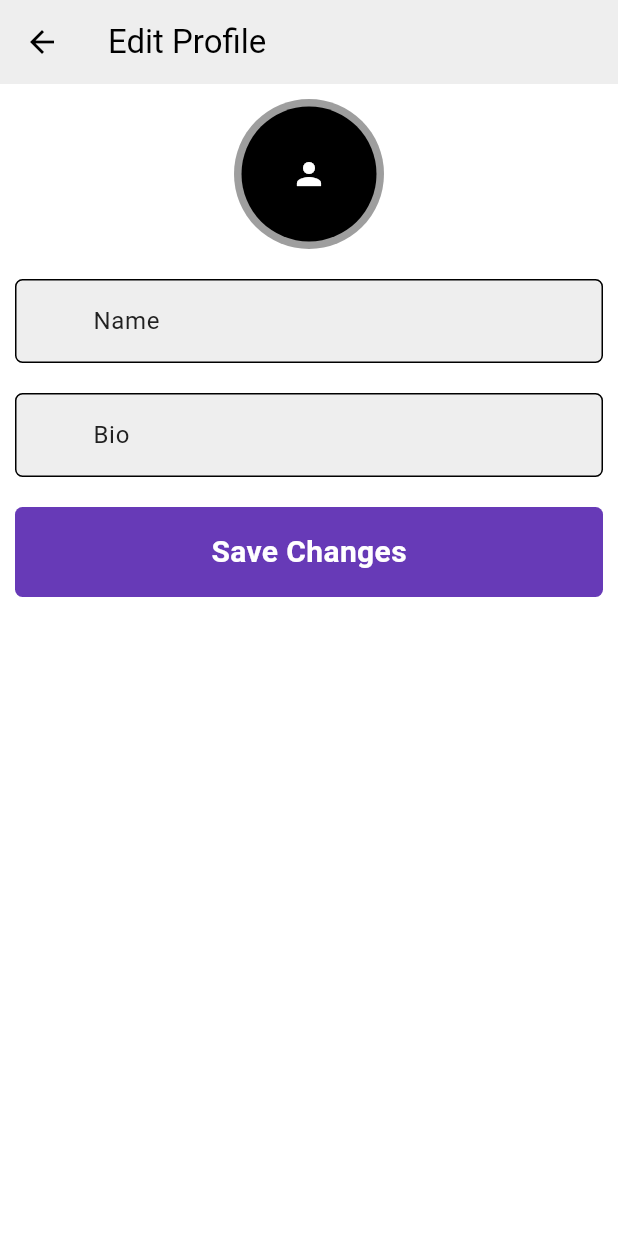
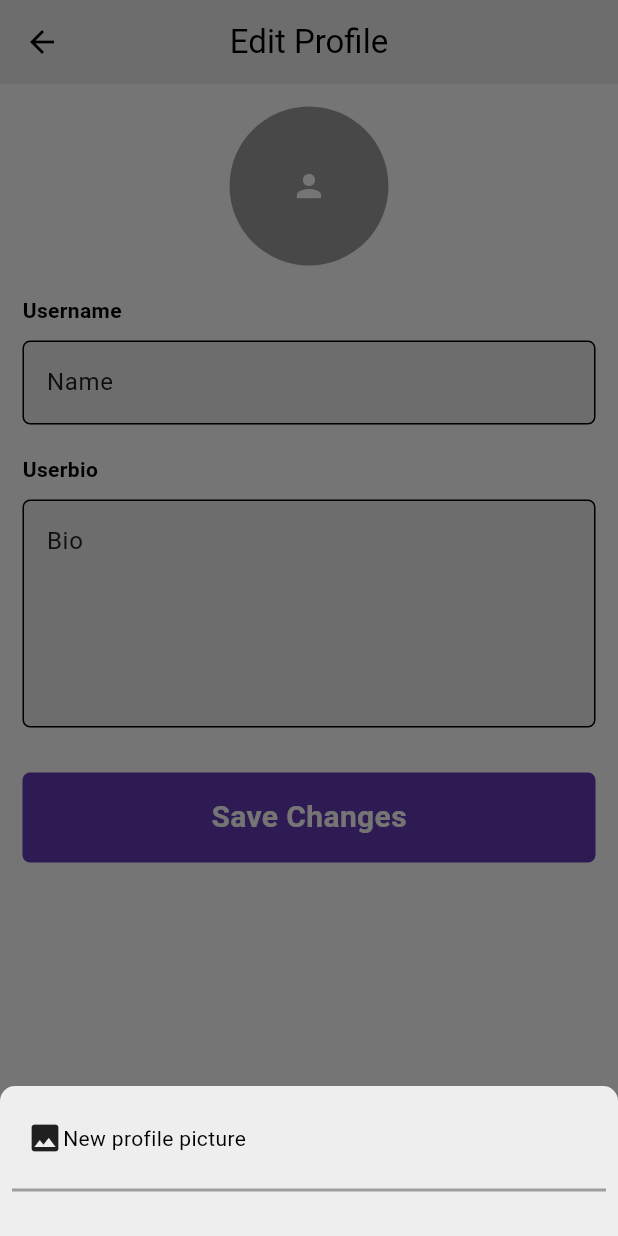
Before and after one commit to praveen0075/snaploop_, a Flutter app: the EditProfilePage screen opened directly with empty values, after a tap on the "person" icon, on a phone screen of 412 x 824 dp. Run offline on Flutter 3.47's test engine with Material 3 defaults, Android fonts, the phone set to English and light mode, and no system bars; our stand-ins replace cloud_firestore, equatable, file_picker, firebase_auth, firebase_core, flutter_bloc and 1 more; accounts and stored records are empty; generated files the repository leaves out were written again.

Commit message:
profile page is completed -, edit profile page UI is completed (profile pic but pending)

```diff
--- a/lib/core/components/custom_textformfield.dart
+++ b/lib/core/components/custom_textformfield.dart
@@ -1,4 +1,3 @@
-
 import 'package:flutter/material.dart';
 
 class CustomeTextformfield extends StatefulWidget {
@@ -11,7 +10,9 @@ class CustomeTextformfield extends StatefulWidget {
     this.filledColor,
     this.labetTxt,
     this.validator,
-    this.suffixIcon
+    this.suffixIcon,
+    this.minLine,
+    this.maxLine,
   });
 
   final TextEditingController txtController;
@@ -22,6 +23,8 @@ class CustomeTextformfield extends StatefulWidget {
   final String? labetTxt;
   final String? Function(String?)? validator;
   final IconData? suffixIcon;
+  final int? minLine;
+  final int? maxLine;
 
   @override
   State<CustomeTextformfield> createState() => _CustomeTextformfieldState();
@@ -36,6 +39,8 @@ class _CustomeTextformfieldState extends State<CustomeTextformfield> {
       controller: widget.txtController,
       validator: widget.validator,
       obscureText: false,
+      minLines: widget.minLine,
+      maxLines: widget.maxLine,
       decoration: InputDecoration(
         focusedBorder: OutlineInputBorder(
           borderRadius: BorderRadius.circular(5),
@@ -51,10 +56,13 @@ class _CustomeTextformfieldState extends State<CustomeTextformfield> {
         ),
         filled: true,
         fillColor: widget.filledColor,
-        prefixIcon: Icon(
+        prefixIcon:
+            widget.prefixIcon != null
+                ? Icon(
                   widget.prefixIcon,
                   color: Theme.of(context).colorScheme.inversePrimary,
-        ),
+                )
+                : null,
         // suffixIcon: widget.suffixIcon != null ? IconButton(
         //   onPressed: () {
         //     setState(() {
--- a/lib/core/helpers/supabase_storagehelper.dart
+++ b/lib/core/helpers/supabase_storagehelper.dart
@@ -6,10 +6,10 @@ import 'package:supabase_flutter/supabase_flutter.dart';
 class SupabaseStoragehelper {
   final SupabaseClient _client = Supabase.instance.client;
 
-  Future<String?> upLoadImageToSupaStore(File filePath, String folder) async {
+  Future<String?> upLoadImageToSupaStore(File? filePath, String folder) async {
 
     try {
-      if(filePath.path != ""){
+      if(filePath!.path != ""){
       final filename =
           DateTime.now().millisecondsSinceEpoch.toString();
       final path = "$folder/$filename";
--- a/lib/features/profile/presentation/pages/edit_profile_page.dart
+++ b/lib/features/profile/presentation/pages/edit_profile_page.dart
@@ -1,7 +1,9 @@
+import 'dart:developer';
 import 'dart:io';
 import 'package:file_picker/file_picker.dart';
 import 'package:flutter/material.dart';
 import 'package:flutter_bloc/flutter_bloc.dart';
+import 'package:snap_loop/core/components/custom_delete_showdialog.dart';
 import 'package:snap_loop/core/constants/ksizedboxes.dart';
 import 'package:snap_loop/core/components/custom_button.dart';
 import 'package:snap_loop/core/components/custom_textformfield.dart';
@@ -39,15 +41,83 @@ class _EditProfilePageState extends State<EditProfilePage> {
   }
 
   void onSaveChanges() {
+    log("button clicked");
     context.read<ProfileBloc>().add(
       UpdateUserProfile(
         widget.user!.userid,
         bioController.text,
         nameController.text,
-        _selectedProfilePic != null
-            ? _selectedProfilePic!
-            : File(widget.user!.profilePicUrl!)
+        _selectedProfilePic!
       ),
+    );
+  }
+
+  void openBottomSheetForProfilePic() {
+    showModalBottomSheet(
+      shape: const RoundedRectangleBorder(
+        borderRadius: BorderRadius.only(
+          topLeft: Radius.circular(10.0),
+          topRight: Radius.circular(10.0),
+        ),
+      ),
+      context: context,
+      builder: (context) {
+        return SizedBox(
+          height: 100,
+          child: Center(
+            child: Padding(
+              padding: const EdgeInsets.all(8.0),
+              child: Column(
+                mainAxisAlignment: MainAxisAlignment.spaceEvenly,
+                children: [
+                  GestureDetector(
+                    onTap: () {
+                      pickTheImage();
+                      Navigator.pop(context);
+                    },
+                    child: Row(
+                      children: [
+                        kw10,
+                        Icon(Icons.image),
+                        Text("New profile picture"),
+                      ],
+                    ),
+                  ),
+                  Divider(thickness: 2, color: Colors.grey),
+                  if (widget.user!.profilePicUrl != null &&
+                      widget.user!.profilePicUrl != "" &&
+                      widget.user!.profilePicUrl!.isNotEmpty)
+                    GestureDetector(
+                      onTap: () {
+                        deleteShowDialog(
+                          context: context,
+                          onPressed: () {
+                            setState(() {
+                              _selectedProfilePic = null;
+                            });
+
+                            // widget.user?.profilePicUrl = "";
+                            Navigator.pop(context);
+                          },
+                        );
+                      },
+                      child: Row(
+                        children: [
+                          kw10,
+                          Icon(Icons.delete, color: Colors.red),
+                          Text(
+                            "Remove Profile picture",
+                            style: TextStyle(color: Colors.red),
+                          ),
+                        ],
+                      ),
+                    ),
+                ],
+              ),
+            ),
+          ),
+        );
+      },
     );
   }
 
@@ -56,7 +126,7 @@ class _EditProfilePageState extends State<EditProfilePage> {
     nameController.text = widget.user!.userName ?? "";
     bioController.text = widget.user!.userBio ?? "";
     return Scaffold(
-      appBar: AppBar(title: Text("Edit Profile")),
+      appBar: AppBar(title: Text("Edit Profile"), centerTitle: true),
       body: BlocConsumer<ProfileBloc, ProfileState>(
         listener: (context, state) {
           if (state is UserProfileUserDetailsLoadedState) {
@@ -68,19 +138,24 @@ class _EditProfilePageState extends State<EditProfilePage> {
             return Center(child: CircularProgressIndicator());
           }
           return Padding(
-            padding: const EdgeInsets.all(10),
+            padding: const EdgeInsets.all(15),
+            child: SingleChildScrollView(
               child: Column(
+                crossAxisAlignment: CrossAxisAlignment.start,
+                children: [
+                  Row(
+                    mainAxisAlignment: MainAxisAlignment.center,
                     children: [
                       GestureDetector(
-                  onTap: pickTheImage,
+                        onTap: () => openBottomSheetForProfilePic(),
                         child: CircleAvatar(
-                    radius: 50,
+                          radius: 53,
                           backgroundColor: Colors.grey,
                           child:
                               _selectedProfilePic == null
                                   ? CircleAvatar(
-                              radius: 45,
-                              backgroundColor: Colors.black,
+                                    radius: 50,
+                                    backgroundColor: Colors.grey,
                                     backgroundImage:
                                         widget.user!.profilePicUrl == ""
                                             ? null
@@ -90,24 +165,49 @@ class _EditProfilePageState extends State<EditProfilePage> {
                                     child: Center(child: Icon(Icons.person)),
                                   )
                                   : CircleAvatar(
-                              radius: 45,
-                              backgroundColor: Colors.black,
-                              backgroundImage: FileImage(_selectedProfilePic!),
-                              child: Center(child: Icon(Icons.person),),
+                                    radius: 50,
+                                    backgroundColor: Colors.grey,
+                                    backgroundImage: FileImage(
+                                      _selectedProfilePic!,
+                                    ),
+                                    child: Center(child: Icon(Icons.person)),
                                   ),
                         ),
                       ),
+                    ],
+                  ),
                   kh20,
+                  Text(
+                    "Username",
+                    style: TextStyle(fontWeight: FontWeight.bold),
+                  ),
+                  kh10,
                   CustomeTextformfield(
                     txtController: nameController,
                     hintText: "Name",
+                    minLine: 1,
+                    maxLine: 1,
+                    validator: (value) {
+                      if (value == null || value.isEmpty) {
+                        return "Please enter the username";
+                      }
+                      return null;
+                    },
                   ),
                   kh20,
+                  Text(
+                    "Userbio",
+                    style: TextStyle(fontWeight: FontWeight.bold),
+                  ),
+                  kh10,
                   CustomeTextformfield(
                     txtController: bioController,
                     hintText: "Bio",
+                    minLine: 5,
+                    maxLine: 10,
                   ),
-                kh20,
+                  kh30,
+                  // Spacer(),
                   CustomButton(
                     buttonText: "Save Changes",
                     buttonColor: Colors.deepPurple,
@@ -116,6 +216,7 @@ class _EditProfilePageState extends State<EditProfilePage> {
                   ),
                 ],
               ),
+            ),
           );
         },
       ),
```
Also changed, not shown: lib/core/components/custom_delete_showdialog.dart (added, +26 -0 lines), lib/features/post/presentation/components/all_post_tile.dart (+27 -22 lines), lib/features/profile/data/firebase_userprofile_repo.dart (+14 -9 lines), lib/features/profile/presentation/pages/profile_page.dart (+20 -8 lines), lib/features/auth/presentation/pages/login_page.dart (line endings or trailing spaces). Lines whose indentation alone changed are shown as unchanged.
